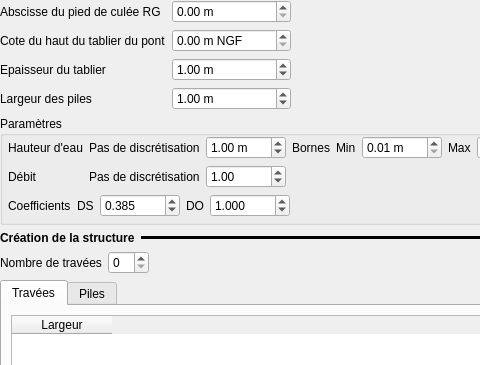
Artelia/Mascaret, file ui/structures/ui_orifice_pc.ui: the form before one commit; both pictures show x 0 to 480 and y 0 to 365 of the 641 by 679 pixel window.
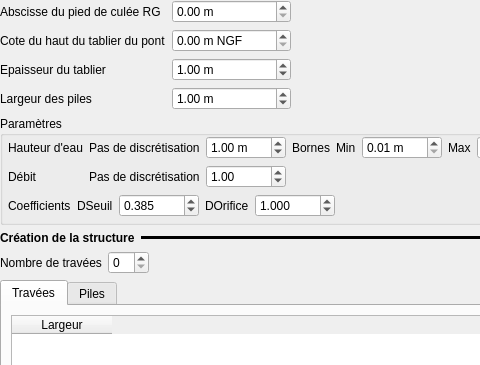
The form after the commit.

```diff
--- a/ui/structures/ui_orifice_pc.ui
+++ b/ui/structures/ui_orifice_pc.ui
@@ -329,7 +329,7 @@
         <item>
          <widget class="QLabel" name="label_36">
           <property name="text">
-           <string>DS</string>
+           <string>DSeuil</string>
           </property>
          </widget>
         </item>
@@ -355,7 +355,7 @@
         <item>
          <widget class="QLabel" name="label_37">
           <property name="text">
-           <string>DO</string>
+           <string>DOrifice</string>
           </property>
          </widget>
         </item>
```
